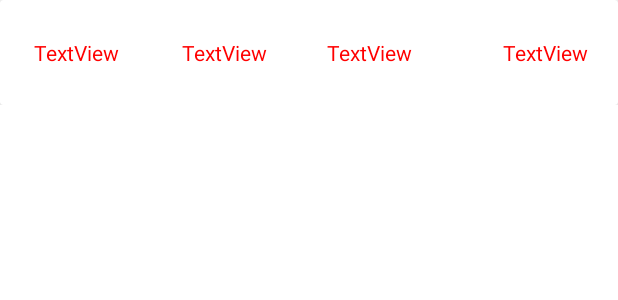
After one commit to gandii99/Hangman, an Android app: the layout my_row.xml on its own in the app's theme, with its tools: preview values and no code run, on a phone screen of 412 x 824 dp. The commit adds this screen. Shown: the top 300 px of the screen. Run offline under Robolectric (Android 15) with nearby library versions, the phone set to English and light mode, and no system bars.

Commit message:
add score service

```diff
--- a/app/src/main/AndroidManifest.xml
+++ b/app/src/main/AndroidManifest.xml
@@ -19,6 +19,8 @@
         </activity>
         <activity android:name=".SelectPlayerActivity">
         </activity>
+        <activity android:name=".ScoreActivity">
+        </activity>
 
     </application>
 
--- /dev/null
+++ b/app/src/main/res/layout/my_row.xml
@@ -0,0 +1,68 @@
+<?xml version="1.0" encoding="utf-8"?>
+<androidx.constraintlayout.widget.ConstraintLayout xmlns:android="http://schemas.android.com/apk/res/android"
+    xmlns:app="http://schemas.android.com/apk/res-auto"
+    xmlns:tools="http://schemas.android.com/tools"
+    android:layout_width="match_parent"
+    android:layout_height="70dp">
+
+    <androidx.cardview.widget.CardView
+        android:layout_width="match_parent"
+        android:layout_height="70dp">
+
+        <androidx.constraintlayout.widget.ConstraintLayout
+            android:layout_width="match_parent"
+            android:layout_height="match_parent">
+
+            <TextView
+                android:id="@+id/scorePlayerInput"
+                android:layout_width="wrap_content"
+                android:layout_height="match_parent"
+                android:layout_marginStart="40dp"
+                android:layout_marginLeft="40dp"
+                android:gravity="center"
+                android:text="TextView"
+                android:textColor="#FF0000"
+                app:layout_constraintStart_toEndOf="@+id/agePlayerInput"
+                tools:layout_editor_absoluteY="19dp" />
+
+            <TextView
+                android:id="@+id/datePlayerInput"
+                android:layout_width="wrap_content"
+                android:layout_height="match_parent"
+                android:layout_marginStart="40dp"
+                android:layout_marginLeft="40dp"
+                android:gravity="center"
+                android:text="TextView"
+                android:textColor="#FF0000"
+                app:layout_constraintEnd_toEndOf="parent"
+                app:layout_constraintStart_toEndOf="@+id/scorePlayerInput"
+                tools:layout_editor_absoluteY="26dp" />
+
+            <TextView
+                android:id="@+id/namePlayerInput"
+                android:layout_width="61dp"
+                android:layout_height="match_parent"
+                android:layout_marginStart="20dp"
+                android:layout_marginLeft="20dp"
+                android:gravity="center"
+                android:text="TextView"
+                android:textColor="#FF0000"
+                app:layout_constraintStart_toStartOf="parent"
+                tools:layout_editor_absoluteY="16dp" />
+
+            <TextView
+                android:id="@+id/agePlayerInput"
+                android:layout_width="wrap_content"
+                android:layout_height="match_parent"
+                android:layout_marginStart="40dp"
+                android:layout_marginLeft="40dp"
+                android:gravity="center"
+                android:text="TextView"
+                android:textColor="#FF0000"
+                app:layout_constraintStart_toEndOf="@+id/namePlayerInput"
+                tools:layout_editor_absoluteY="26dp" />
+        </androidx.constraintlayout.widget.ConstraintLayout>
+
+    </androidx.cardview.widget.CardView>
+
+</androidx.constraintlayout.widget.ConstraintLayout>
```
Also changed, not shown: app/src/main/java/com/example/hangman/BoardActivity.java (+15 -2 lines), app/src/main/java/com/example/hangman/MainActivity.java (+12 -0 lines), app/src/main/java/com/example/hangman/MyAdapter.java (added, +77 -0 lines), app/src/main/java/com/example/hangman/Score.java (+12 -0 lines), app/src/main/java/com/example/hangman/ScoreActivity.java (added, +65 -0 lines), app/src/main/res/layout/activity_score.xml (added, +14 -0 lines).
